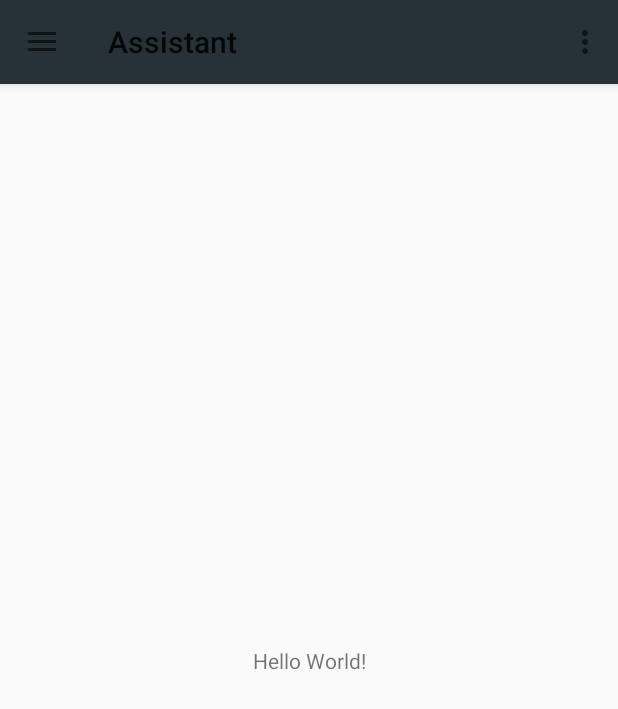
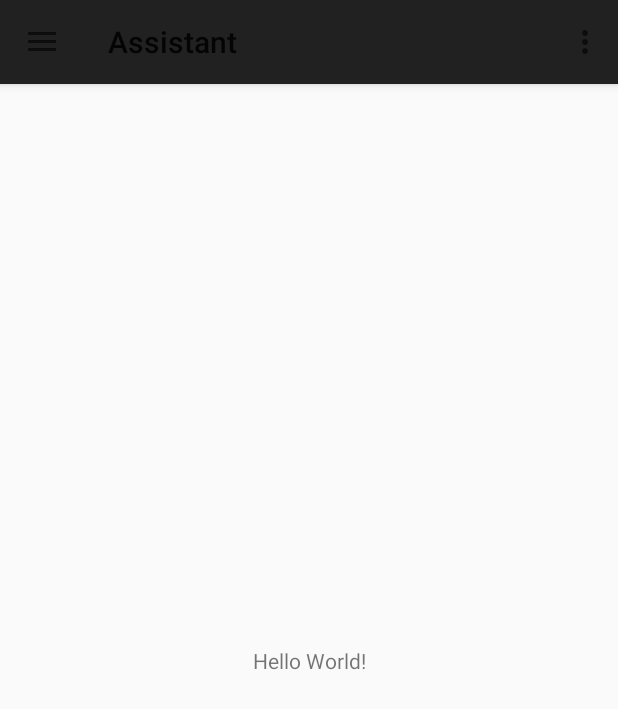
Before and after one commit to a5vh/Assistant, an Android app: the screen it shows after launch (MainActivity), on a phone screen of 412 x 824 dp. Shown: the top 709 px of the screen. Run offline under Robolectric (Android 15) with nearby library versions, the phone set to English and light mode, and no system bars.

Commit message:
2/26
colors still

```diff
--- a/app/src/main/java/com/a5vh/assistant/MainActivity.java
+++ b/app/src/main/java/com/a5vh/assistant/MainActivity.java
@@ -1,5 +1,6 @@
 package com.a5vh.assistant;
 
+import android.app.Activity;
 import android.os.Bundle;
 import android.support.design.widget.FloatingActionButton;
 import android.support.design.widget.Snackbar;
@@ -12,6 +13,7 @@ import android.support.v7.app.AppCompatActivity;
 import android.support.v7.widget.Toolbar;
 import android.view.Menu;
 import android.view.MenuItem;
+import android.view.Window;
 
 public class MainActivity extends AppCompatActivity
         implements NavigationView.OnNavigationItemSelectedListener {
--- a/app/src/main/res/layout/activity_main.xml
+++ b/app/src/main/res/layout/activity_main.xml
@@ -5,7 +5,7 @@
     android:id="@+id/drawer_layout"
     android:layout_width="match_parent"
     android:layout_height="match_parent"
-    android:fitsSystemWindows="true"
+    android:fitsSystemWindows="false"
     tools:openDrawer="start">
 
     <include
@@ -19,7 +19,6 @@
         android:layout_width="wrap_content"
         android:layout_height="match_parent"
         android:layout_gravity="start"
-        android:fitsSystemWindows="true"
         app:headerLayout="@layout/nav_header_main"
         app:menu="@menu/activity_main_drawer" />
 
--- a/app/src/main/res/layout/nav_header_main.xml
+++ b/app/src/main/res/layout/nav_header_main.xml
@@ -7,7 +7,6 @@
     android:gravity="bottom"
     android:orientation="vertical"
     android:paddingLeft="@dimen/activity_horizontal_margin"
-    android:paddingTop="@dimen/activity_vertical_margin"
     android:paddingRight="@dimen/activity_horizontal_margin"
     android:paddingBottom="@dimen/activity_vertical_margin"
     android:theme="@style/ThemeOverlay.AppCompat.Dark">
--- a/app/src/main/res/values/colors.xml
+++ b/app/src/main/res/values/colors.xml
@@ -1,8 +1,8 @@
 <?xml version="1.0" encoding="utf-8"?>
 <resources>
-    <color name="colorPrimary">#263238</color>
+    <color name="colorPrimary">#212121</color>
     <color name="primaryLightColor">#4f5b62</color>
-    <color name="colorPrimaryDark">#000a12</color>
+    <color name="colorPrimaryDark">#212121</color>
     <color name="colorAccent">#263238</color>
     <color name="secondaryLightColor">#4f5b62</color>
     <color name="secondaryDarkColor">#000a12</color>
```
